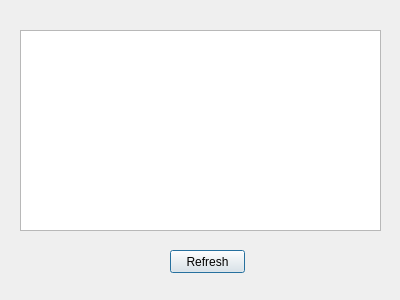
This is frmcolaborador.ui in kenreurison/prestacao as Qt 5 draws it before an edit. The edited form follows.
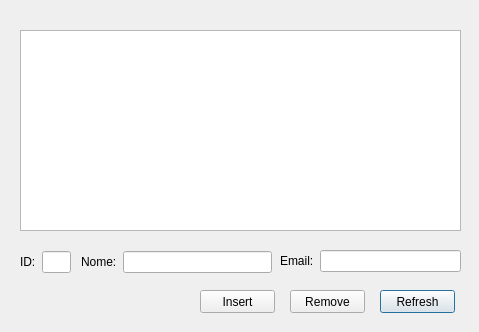
This is the edited form.

Patch:
```diff
--- a/frmcolaborador.ui
+++ b/frmcolaborador.ui
@@ -6,8 +6,8 @@
    <rect>
     <x>0</x>
     <y>0</y>
-    <width>400</width>
-    <height>300</height>
+    <width>479</width>
+    <height>332</height>
    </rect>
   </property>
   <property name="windowTitle">
@@ -18,7 +18,7 @@
     <rect>
      <x>20</x>
      <y>30</y>
-     <width>361</width>
+     <width>441</width>
      <height>201</height>
     </rect>
    </property>
@@ -26,8 +26,8 @@
   <widget class="QPushButton" name="btnRefresh">
    <property name="geometry">
     <rect>
-     <x>170</x>
-     <y>250</y>
+     <x>380</x>
+     <y>290</y>
      <width>75</width>
      <height>23</height>
     </rect>
@@ -36,6 +36,105 @@
     <string>Refresh</string>
    </property>
   </widget>
+  <widget class="QPushButton" name="btnRefresh_2">
+   <property name="geometry">
+    <rect>
+     <x>290</x>
+     <y>290</y>
+     <width>75</width>
+     <height>23</height>
+    </rect>
+   </property>
+   <property name="text">
+    <string>Remove</string>
+   </property>
+  </widget>
+  <widget class="QWidget" name="layoutWidget">
+   <property name="geometry">
+    <rect>
+     <x>280</x>
+     <y>250</y>
+     <width>181</width>
+     <height>22</height>
+    </rect>
+   </property>
+   <layout class="QHBoxLayout" name="horizontalLayout_2">
+    <item>
+     <widget class="QLabel" name="label_2">
+      <property name="text">
+       <string>Email:</string>
+      </property>
+     </widget>
+    </item>
+    <item>
+     <widget class="QLineEdit" name="lineEditEmail"/>
+    </item>
+   </layout>
+  </widget>
+  <widget class="QPushButton" name="btnRefresh_4">
+   <property name="geometry">
+    <rect>
+     <x>200</x>
+     <y>290</y>
+     <width>75</width>
+     <height>23</height>
+    </rect>
+   </property>
+   <property name="text">
+    <string>Insert</string>
+   </property>
+  </widget>
+  <widget class="QWidget" name="layoutWidget_2">
+   <property name="geometry">
+    <rect>
+     <x>20</x>
+     <y>250</y>
+     <width>51</width>
+     <height>24</height>
+    </rect>
+   </property>
+   <layout class="QHBoxLayout" name="horizontalLayout_4">
+    <item>
+     <widget class="QLabel" name="label_4">
+      <property name="text">
+       <string>ID:</string>
+      </property>
+     </widget>
+    </item>
+    <item>
+     <widget class="QLineEdit" name="lineEditID"/>
+    </item>
+   </layout>
+  </widget>
+  <widget class="QWidget" name="layoutWidget">
+   <property name="geometry">
+    <rect>
+     <x>81</x>
+     <y>250</y>
+     <width>191</width>
+     <height>24</height>
+    </rect>
+   </property>
+   <layout class="QHBoxLayout" name="horizontalLayout">
+    <item>
+     <widget class="QLabel" name="label">
+      <property name="text">
+       <string>Nome:</string>
+      </property>
+     </widget>
+    </item>
+    <item>
+     <widget class="QLineEdit" name="lineEditNome"/>
+    </item>
+   </layout>
+  </widget>
+  <zorder>layoutWidget</zorder>
+  <zorder>tbColaborador</zorder>
+  <zorder>btnRefresh</zorder>
+  <zorder>btnRefresh_2</zorder>
+  <zorder>layoutWidget</zorder>
+  <zorder>btnRefresh_4</zorder>
+  <zorder>layoutWidget_2</zorder>
  </widget>
  <resources/>
  <connections/>
```
